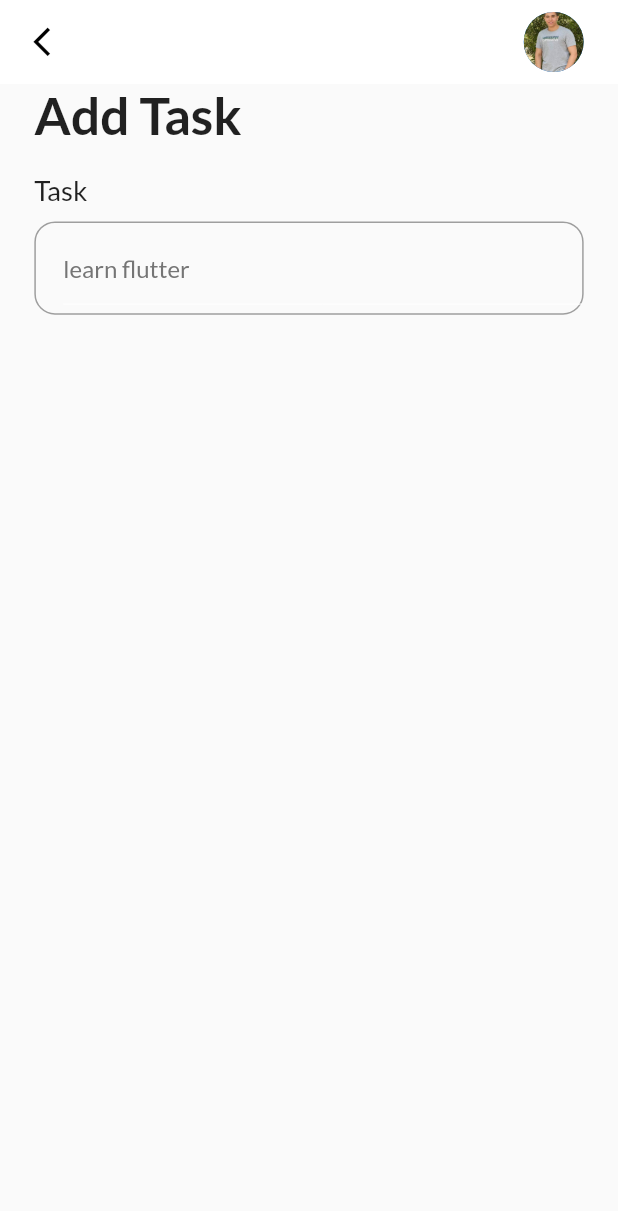
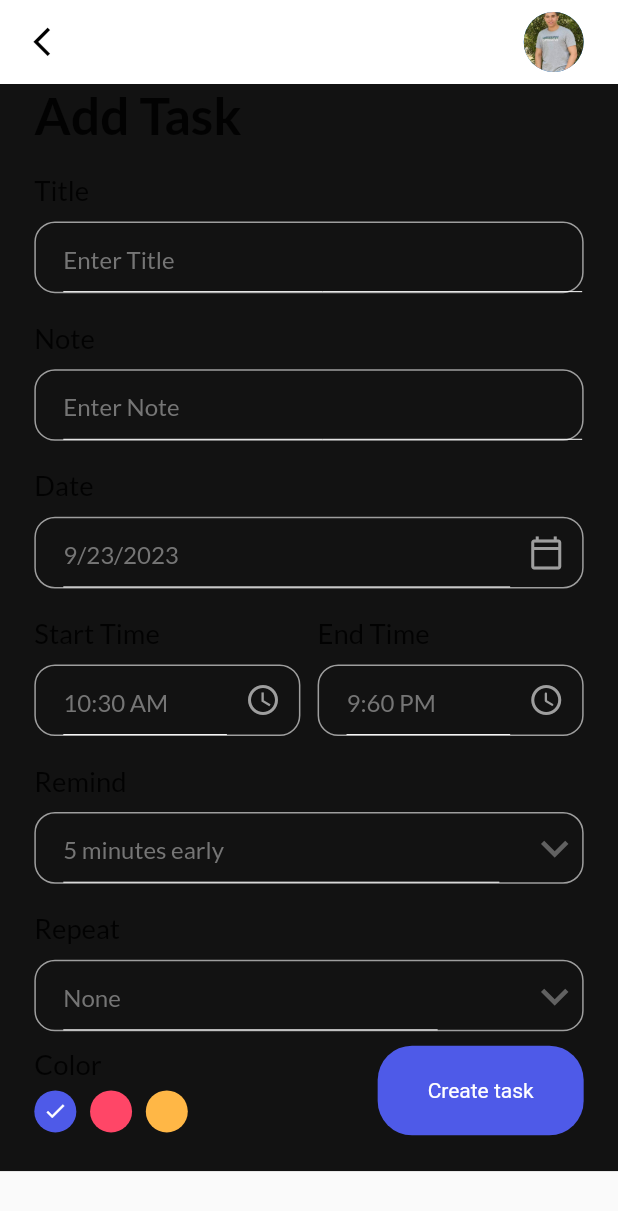
Before and after one commit to a7medAlqal3awyi/tasks_app-, a Flutter app: the screen it shows after launch, after a tap on "+ Add Task", on a phone screen of 412 x 824 dp. Shown: the top 1211 px of the screen. Run offline on Flutter 3.47's test engine with Material 2 defaults, Android fonts, the phone set to English and light mode, and no system bars; our stand-ins replace date_picker_timeline, flutter_screenutil, get, get_storage, google_fonts.

Commit message:
comlete snak bar

```diff
--- a/lib/presentation/screens/add_task_bar.dart
+++ /dev/null
@@ -1,60 +0,0 @@
-import 'package:flutter/material.dart';
-import 'package:flutter_screenutil/flutter_screenutil.dart';
-import 'package:get/get.dart';
-import 'package:task_app/presentation/themes.dart';
-
-import '../widgets/input_feild.dart';
-
-class AddTaskScreen extends StatelessWidget {
-  const AddTaskScreen({super.key});
-
-  @override
-  Widget build(BuildContext context) {
-    return Scaffold(
-      appBar: _appBar(context),
-      body: Container(
-        padding: EdgeInsets.symmetric(horizontal: 20.w),
-        child: SingleChildScrollView(
-          child: Column(
-            crossAxisAlignment: CrossAxisAlignment.start,
-            children: [
-              Text(
-                'Add Task',
-                style: headingStyle,
-              ),
-              MyInputFiled(
-                title: 'Task',
-                hint: 'learn flutter',
-              ),
-            ],
-          ),
-        ),
-      ),
-    );
-  }
-}
-
-_appBar(BuildContext context) {
-  return AppBar(
-    backgroundColor: context.theme.colorScheme.background,
-    elevation: 0,
-    leading: GestureDetector(
-      onTap: () {
-        Get.back();
-      },
-      child: Icon(
-        Icons.arrow_back_ios_new,
-        color: Get.isDarkMode ? Colors.white : Colors.black,
-        size: 20.w,
-      ),
-    ),
-    actions: [
-      const CircleAvatar(
-        backgroundImage: AssetImage('assets/images/ahmed.jpg'),
-      ),
-      SizedBox(
-        width: 20.w,
-      )
-    ],
-  );
-}
--- /dev/null
+++ b/lib/presentation/screens/add_task_screen.dart
@@ -0,0 +1,305 @@
+import 'package:flutter/material.dart';
+import 'package:flutter_screenutil/flutter_screenutil.dart';
+import 'package:get/get.dart';
+import 'package:intl/intl.dart';
+import 'package:task_app/presentation/themes.dart';
+import 'package:task_app/presentation/widgets/button.dart';
+
+import '../widgets/input_feild.dart';
+
+class AddTaskScreen extends StatefulWidget {
+  const AddTaskScreen({super.key});
+
+  @override
+  State<AddTaskScreen> createState() => _AddTaskScreenState();
+}
+
+class _AddTaskScreenState extends State<AddTaskScreen> {
+  final _titleController = TextEditingController();
+  final _noteController = TextEditingController();
+  DateTime _selectedDate = DateTime.now();
+  String _startTime = DateFormat('h:mm a').format(DateTime.now()).toString();
+  String _endTime = "9:60 PM";
+  int _selectedReminder = 5;
+  List<int> remindersList = [5, 10, 15, 20];
+  String _selectedRepeat = "None";
+  List<String> repeatList = [
+    "None",
+    "Daily",
+    "Weekly",
+    "Monthly",
+  ];
+  int _selectedColor = 0;
+
+  @override
+  Widget build(BuildContext context) {
+    return Scaffold(
+      appBar: _appBar(context),
+      body: Container(
+        color: darkGreyColor,
+        padding: EdgeInsets.symmetric(horizontal: 20.w),
+        child: SingleChildScrollView(
+          child: Column(
+            crossAxisAlignment: CrossAxisAlignment.start,
+            children: [
+              Text(
+                'Add Task',
+                style: headingStyle,
+              ),
+              MyInputFiled(
+                controller: _titleController,
+                title: 'Title',
+                hint: 'Enter Title',
+              ),
+              MyInputFiled(
+                controller: _noteController,
+                title: 'Note',
+                hint: 'Enter Note',
+              ),
+              MyInputFiled(
+                title: 'Date',
+                hint: DateFormat.yMd().format(_selectedDate),
+                widget: IconButton(
+                  onPressed: () {
+                    _getDateFromUser();
+                  },
+                  icon: const Icon(
+                    Icons.calendar_today_outlined,
+                    color: Colors.grey,
+                  ),
+                ),
+              ),
+              Row(
+                children: [
+                  Expanded(
+                    child: MyInputFiled(
+                      title: 'Start Time',
+                      hint: _startTime,
+                      widget: IconButton(
+                        onPressed: () {
+                          _getTimeFromUser(isStartTime: true);
+                        },
+                        icon: const Icon(
+                          Icons.access_time_outlined,
+                          color: Colors.grey,
+                        ),
+                      ),
+                    ),
+                  ),
+                  SizedBox(
+                    width: 10.w,
+                  ),
+                  Expanded(
+                    child: MyInputFiled(
+                      title: 'End Time',
+                      hint: _endTime,
+                      widget: IconButton(
+                        onPressed: () {
+                          _getTimeFromUser(isStartTime: false);
+                        },
+                        icon: const Icon(
+                          Icons.access_time_rounded,
+                          color: Colors.grey,
+                        ),
+                      ),
+                    ),
+                  ),
+                ],
+              ),
+              MyInputFiled(
+                title: 'Remind',
+                hint: "$_selectedReminder minutes early",
+                widget: DropdownButton(
+                  icon: Icon(Icons.keyboard_arrow_down),
+                  underline: Container(
+                    height: 0,
+                  ),
+                  iconSize: 32.w,
+                  elevation: 4,
+                  style: subTitleStyle,
+                  items:
+                      remindersList.map<DropdownMenuItem<String>>((int value) {
+                    return DropdownMenuItem<String>(
+                      value: value.toString(),
+                      child: Text(value.toString()),
+                    );
+                  }).toList(),
+                  onChanged: (Object? value) {
+                    setState(() {
+                      _selectedReminder = int.parse(value.toString());
+                    });
+                  },
+                ),
+              ),
+              MyInputFiled(
+                title: 'Repeat',
+                hint: "$_selectedRepeat ",
+                widget: DropdownButton(
+                  icon: const Icon(Icons.keyboard_arrow_down),
+                  underline: Container(
+                    height: 0,
+                  ),
+                  iconSize: 32.w,
+                  elevation: 4,
+                  style: subTitleStyle,
+                  items:
+                      repeatList.map<DropdownMenuItem<String>>((String value) {
+                    return DropdownMenuItem<String>(
+                      value: value.toString(),
+                      child: Text(value.toString()),
+                    );
+                  }).toList(),
+                  onChanged: (Object? value) {
+                    setState(() {
+                      _selectedRepeat = value.toString();
+                    });
+                  },
+                ),
+              ),
+              SizedBox(
+                height: 8.h,
+              ),
+              Row(
+                mainAxisAlignment: MainAxisAlignment.spaceBetween,
+                children: [
+                  _colorPallete(),
+                  MyButton(label: 'Create task', onTap: () =>_vailidateDate(),)
+                ],
+              ),
+              SizedBox(
+                height: 20.h,
+              ),
+            ],
+          ),
+        ),
+      ),
+    );
+  }
+
+  _vailidateDate() {
+    if (_titleController.text.isEmpty & _noteController.text.isEmpty) {
+      Get.back();
+    } else if (_titleController.text.isEmpty || _noteController.text.isEmpty) {
+      Get.snackbar(
+        backgroundColor: Colors.white,
+        'Required',
+        "All fields are required",
+        snackPosition: SnackPosition.BOTTOM,
+        colorText: pinkColor,
+        icon: Icon(Icons.warning_amber_rounded,color: Colors.red,)
+      );
+    }
+  }
+
+  _colorPallete() {
+    return Column(
+      crossAxisAlignment: CrossAxisAlignment.start,
+      children: [
+        Text(
+          "Color",
+          style: titleStyle,
+        ),
+        SizedBox(
+          height: 5.h,
+        ),
+        Wrap(
+          children: List<Widget>.generate(3, (index) {
+            return Padding(
+              padding: EdgeInsets.only(right: 8.w),
+              child: GestureDetector(
+                onTap: () {
+                  setState(() {
+                    _selectedColor = index;
+                  });
+                },
+                child: CircleAvatar(
+                  radius: 14,
+                  backgroundColor: index == 0
+                      ? primaryColor
+                      : index == 1
+                          ? pinkColor
+                          : yellowColor,
+                  child: _selectedColor == index
+                      ? Icon(
+                          Icons.done,
+                          color: Colors.white,
+                          size: 16,
+                        )
+                      : Container(),
+                ),
+              ),
+            );
+          }),
+        ),
+      ],
+    );
+  }
+
+  _getTimeFromUser({required bool isStartTime}) async {
+    var pickedTime = await _showTimePicker();
+    String formattedTime = pickedTime.format(context);
+    if (formattedTime == null) {
+      debugPrint("No time selected.");
+    } else if (isStartTime == true) {
+      setState(() {
+        _startTime = formattedTime;
+      });
+    } else if (isStartTime == false) {
+      setState(() {
+        _endTime = formattedTime;
+      });
+    }
+  }
+
+  _showTimePicker() {
+    return showTimePicker(
+        context: context,
+        initialEntryMode: TimePickerEntryMode.input,
+        initialTime: TimeOfDay(
+          hour: int.parse(_startTime.split(":")[0]),
+          minute: int.parse(_startTime.split(":")[1].split(" ")[0]),
+        ));
+  }
+
+  _getDateFromUser() async {
+    DateTime? pickerDate = await showDatePicker(
+      context: context,
+      initialDate: DateTime.now(),
+      firstDate: DateTime(2015),
+      lastDate: DateTime(2150),
+    );
+    if (pickerDate != null) {
+      setState(() {
+        _selectedDate = pickerDate;
+        print(_selectedDate);
+      });
+    } else {
+      print("it's null or something is wrong ");
+    }
+  }
+
+  _appBar(BuildContext context) {
+    return AppBar(
+      backgroundColor: context.theme.colorScheme.background,
+      elevation: 0,
+      leading: GestureDetector(
+        onTap: () {
+          Get.back();
+        },
+        child: Icon(
+          Icons.arrow_back_ios_new,
+          color: Get.isDarkMode ? Colors.white : Colors.black,
+          size: 20.w,
+        ),
+      ),
+      actions: [
+        const CircleAvatar(
+          backgroundImage: AssetImage('assets/images/ahmed.jpg'),
+        ),
+        SizedBox(
+          width: 20.w,
+        )
+      ],
+    );
+  }
+}
--- a/lib/presentation/screens/home_screen.dart
+++ b/lib/presentation/screens/home_screen.dart
@@ -7,7 +7,7 @@ import 'package:intl/intl.dart';
 import 'package:task_app/presentation/themes.dart';
 import '../../services/theme_services.dart';
 import '../widgets/button.dart';
-import 'add_task_bar.dart';
+import 'add_task_screen.dart';
 
 class HomeScreen extends StatefulWidget {
   const HomeScreen({super.key});
@@ -22,8 +22,10 @@ class _HomeScreenState extends State<HomeScreen> {
   @override
   Widget build(BuildContext context) {
     return Scaffold(
+      backgroundColor: darkGreyColor,
       appBar: _appBar(),
       body: Column(
+        crossAxisAlignment: CrossAxisAlignment.start,
         children: [
           _addTaskBar(),
           _addDateBar()
@@ -32,6 +34,7 @@ class _HomeScreenState extends State<HomeScreen> {
     );
   }
 
+  _validateDate(){}
   _addDateBar() {
     return Container(
       margin: EdgeInsets.only(top: 20.w, left: 20.w),
@@ -41,7 +44,6 @@ class _HomeScreenState extends State<HomeScreen> {
         width: 80.w,
         initialSelectedDate: DateTime.now(),
         selectionColor: primaryColor,
-        selectedTextColor: Colors.white,
         dateTextStyle: GoogleFonts.lato(
           textStyle: TextStyle(
             fontSize: 16.sp,
@@ -87,7 +89,7 @@ class _HomeScreenState extends State<HomeScreen> {
             ],
           ),
           MyButton(
-            onTap: () => Get.to(AddTaskScreen()),
+            onTap: () => Get.to(const AddTaskScreen()),
             label: '+ Add Task',
           )
         ],
--- a/lib/presentation/themes.dart
+++ b/lib/presentation/themes.dart
@@ -6,7 +6,7 @@ import 'package:google_fonts/google_fonts.dart';
 
 const Color blueColor = Color(0xFF4e5ae8);
 const Color yellowColor = Color(0xFFFFB746);
-const Color binkColor = Color(0xFFff4667);
+const Color pinkColor = Color(0xFFff4667);
 const Color darkGreyColor = Color(0xFF121212);
 const Color primaryColor = blueColor;
 const Color withe = Colors.white;
@@ -14,7 +14,7 @@ Color darkHeaderColor = Colors.grey.shade800;
 
 class Themes {
   static final lightTheme = ThemeData(
-    colorScheme: const ColorScheme.dark(
+    colorScheme: const ColorScheme.light(
       background: Colors.white,
       primary: primaryColor,
       brightness: Brightness.light,
@@ -23,7 +23,7 @@ class Themes {
   static final darkTheme = ThemeData(
     colorScheme: const ColorScheme.dark(
         background: darkGreyColor,
-        primary: darkGreyColor,
+        primary: primaryColor,
         brightness: Brightness.dark),
   );
 }
--- a/lib/presentation/widgets/input_feild.dart
+++ b/lib/presentation/widgets/input_feild.dart
@@ -29,10 +29,9 @@ class MyInputFiled extends StatelessWidget {
             style: titleStyle,
           ),
           Container(
-            height: 52.h,
+            height: 40.h,
             margin: EdgeInsets.only(top: 8.h),
             padding: EdgeInsets.only(left: 16.w),
-
             decoration: BoxDecoration(
                 border: Border.all(color: Colors.grey, width: 1),
                 borderRadius: BorderRadius.circular(12.w)),
@@ -40,6 +39,7 @@ class MyInputFiled extends StatelessWidget {
               children: [
                 Expanded(
                     child: TextFormField(
+                  readOnly: widget == null ? false : true,
                   autofocus: false,
                   cursorColor:
                       Get.isDarkMode ? Colors.grey[100] : Colors.grey[700],
@@ -54,14 +54,19 @@ class MyInputFiled extends StatelessWidget {
                         width: 0,
                       ),
                     ),
-                    enabledBorder:  UnderlineInputBorder(
+                    enabledBorder: UnderlineInputBorder(
                       borderSide: BorderSide(
                         color: context.theme.colorScheme.background,
                         width: 0,
                       ),
                     ),
                   ),
-                )),
+                ),),
+                widget == null
+                    ? Container()
+                    : Container(
+                        child: widget,
+                      )
               ],
             ),
           )
```
